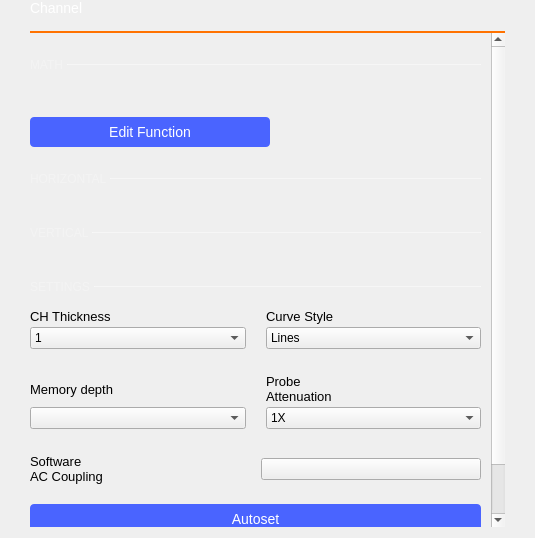
Above: ui/channel_settings.ui from analogdevicesinc/scopy before the change. Below: the same form after it.
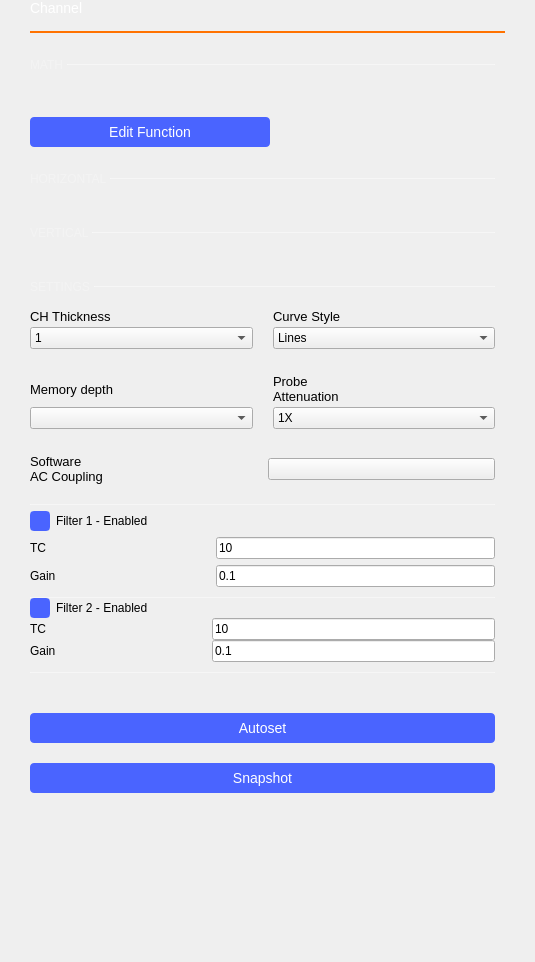
That is the form after the change. Custom widgets are drawn as their Qt base class.

Commit message: Oscilloscope: added two frequency compensation filters cascaded with controls

Patch:
```diff
--- a/ui/channel_settings.ui
+++ b/ui/channel_settings.ui
@@ -7,7 +7,7 @@
     <x>0</x>
     <y>0</y>
     <width>535</width>
-    <height>538</height>
+    <height>962</height>
    </rect>
   </property>
   <property name="windowTitle">
@@ -104,9 +104,9 @@
       <property name="geometry">
        <rect>
         <x>0</x>
-        <y>-138</y>
-        <width>461</width>
-        <height>633</height>
+        <y>0</y>
+        <width>475</width>
+        <height>919</height>
        </rect>
       </property>
       <property name="sizePolicy">
@@ -777,6 +777,55 @@
            </item>
           </layout>
          </item>
+         <item row="0" column="1">
+          <layout class="QVBoxLayout" name="verticalLayout_3">
+           <property name="spacing">
+            <number>3</number>
+           </property>
+           <property name="bottomMargin">
+            <number>10</number>
+           </property>
+           <item>
+            <widget class="QLabel" name="label_4">
+             <property name="styleSheet">
+              <string notr="true">font-size: 13px;</string>
+             </property>
+             <property name="text">
+              <string>Curve Style</string>
+             </property>
+            </widget>
+           </item>
+           <item>
+            <widget class="QComboBox" name="lineStyle">
+             <item>
+              <property name="text">
+               <string>Lines</string>
+              </property>
+             </item>
+             <item>
+              <property name="text">
+               <string>Dots</string>
+              </property>
+             </item>
+             <item>
+              <property name="text">
+               <string>Steps</string>
+              </property>
+             </item>
+             <item>
+              <property name="text">
+               <string>Sticks</string>
+              </property>
+             </item>
+             <item>
+              <property name="text">
+               <string>Smooth</string>
+              </property>
+             </item>
+            </widget>
+           </item>
+          </layout>
+         </item>
          <item row="1" column="1">
           <widget class="QWidget" name="probeWidget" native="true">
            <layout class="QHBoxLayout" name="horizontalLayout">
@@ -849,55 +898,6 @@
            </layout>
           </widget>
          </item>
-         <item row="0" column="1">
-          <layout class="QVBoxLayout" name="verticalLayout_3">
-           <property name="spacing">
-            <number>3</number>
-           </property>
-           <property name="bottomMargin">
-            <number>10</number>
-           </property>
-           <item>
-            <widget class="QLabel" name="label_4">
-             <property name="styleSheet">
-              <string notr="true">font-size: 13px;</string>
-             </property>
-             <property name="text">
-              <string>Curve Style</string>
-             </property>
-            </widget>
-           </item>
-           <item>
-            <widget class="QComboBox" name="lineStyle">
-             <item>
-              <property name="text">
-               <string>Lines</string>
-              </property>
-             </item>
-             <item>
-              <property name="text">
-               <string>Dots</string>
-              </property>
-             </item>
-             <item>
-              <property name="text">
-               <string>Steps</string>
-              </property>
-             </item>
-             <item>
-              <property name="text">
-               <string>Sticks</string>
-              </property>
-             </item>
-             <item>
-              <property name="text">
-               <string>Smooth</string>
-              </property>
-             </item>
-            </widget>
-           </item>
-          </layout>
-         </item>
         </layout>
        </item>
        <item>
@@ -951,6 +951,370 @@
          </layout>
         </widget>
        </item>
+       <item>
+        <widget class="QWidget" name="filter1" native="true">
+         <property name="styleSheet">
+          <string notr="true">QCheckBox::indicator {
+  border: 2px solid rgb(74, 100, 255);
+  border-radius: 4px;
+  width: 16px;
+  height: 16px;
+  subcontrol-position: left;
+}
+
+QCheckBox::indicator:checked {
+  background-color: rgb(74, 100, 255);
+}
+
+QCheckBox{
+text-align: center;
+
+}</string>
+         </property>
+         <layout class="QVBoxLayout" name="verticalLayout_5">
+          <property name="leftMargin">
+           <number>0</number>
+          </property>
+          <property name="topMargin">
+           <number>0</number>
+          </property>
+          <property name="rightMargin">
+           <number>0</number>
+          </property>
+          <property name="bottomMargin">
+           <number>0</number>
+          </property>
+          <item>
+           <widget class="Line" name="line_5">
+            <property name="minimumSize">
+             <size>
+              <width>0</width>
+              <height>1</height>
+             </size>
+            </property>
+            <property name="maximumSize">
+             <size>
+              <width>16777215</width>
+              <height>1</height>
+             </size>
+            </property>
+            <property name="styleSheet">
+             <string notr="true">border: 1px solid rgba(255, 255, 255, 70);</string>
+            </property>
+            <property name="orientation">
+             <enum>Qt::Horizontal</enum>
+            </property>
+           </widget>
+          </item>
+          <item>
+           <widget class="QCheckBox" name="filter_en">
+            <property name="text">
+             <string>Filter 1 - Enabled</string>
+            </property>
+            <property name="checked">
+             <bool>true</bool>
+            </property>
+           </widget>
+          </item>
+          <item>
+           <layout class="QHBoxLayout" name="horizontalLayout_5">
+            <property name="topMargin">
+             <number>0</number>
+            </property>
+            <item>
+             <widget class="QLabel" name="label_6">
+              <property name="sizePolicy">
+               <sizepolicy hsizetype="Preferred" vsizetype="Preferred">
+                <horstretch>1</horstretch>
+                <verstretch>0</verstretch>
+               </sizepolicy>
+              </property>
+              <property name="text">
+               <string>TC</string>
+              </property>
+             </widget>
+            </item>
+            <item>
+             <spacer name="horizontalSpacer_4">
+              <property name="orientation">
+               <enum>Qt::Horizontal</enum>
+              </property>
+              <property name="sizeHint" stdset="0">
+               <size>
+                <width>40</width>
+                <height>20</height>
+               </size>
+              </property>
+             </spacer>
+            </item>
+            <item>
+             <widget class="QLineEdit" name="filter_TC">
+              <property name="sizePolicy">
+               <sizepolicy hsizetype="Expanding" vsizetype="Fixed">
+                <horstretch>2</horstretch>
+                <verstretch>0</verstretch>
+               </sizepolicy>
+              </property>
+              <property name="text">
+               <string>10</string>
+              </property>
+             </widget>
+            </item>
+           </layout>
+          </item>
+          <item>
+           <layout class="QHBoxLayout" name="horizontalLayout_6">
+            <property name="topMargin">
+             <number>0</number>
+            </property>
+            <item>
+             <widget class="QLabel" name="label_7">
+              <property name="sizePolicy">
+               <sizepolicy hsizetype="Preferred" vsizetype="Preferred">
+                <horstretch>1</horstretch>
+                <verstretch>0</verstretch>
+               </sizepolicy>
+              </property>
+              <property name="text">
+               <string>Gain</string>
+              </property>
+             </widget>
+            </item>
+            <item>
+             <spacer name="horizontalSpacer_3">
+              <property name="orientation">
+               <enum>Qt::Horizontal</enum>
+              </property>
+              <property name="sizeHint" stdset="0">
+               <size>
+                <width>40</width>
+                <height>20</height>
+               </size>
+              </property>
+             </spacer>
+            </item>
+            <item>
+             <widget class="QLineEdit" name="filter_gain">
+              <property name="sizePolicy">
+               <sizepolicy hsizetype="Expanding" vsizetype="Fixed">
+                <horstretch>2</horstretch>
+                <verstretch>0</verstretch>
+               </sizepolicy>
+              </property>
+              <property name="text">
+               <string>0.1</string>
+              </property>
+             </widget>
+            </item>
+           </layout>
+          </item>
+         </layout>
+        </widget>
+       </item>
+       <item>
+        <widget class="QWidget" name="filter2" native="true">
+         <layout class="QVBoxLayout" name="verticalLayout_6">
+          <property name="spacing">
+           <number>0</number>
+          </property>
+          <property name="leftMargin">
+           <number>0</number>
+          </property>
+          <property name="topMargin">
+           <number>10</number>
+          </property>
+          <property name="rightMargin">
+           <number>0</number>
+          </property>
+          <property name="bottomMargin">
+           <number>0</number>
+          </property>
+          <item>
+           <widget class="Line" name="line_6">
+            <property name="minimumSize">
+             <size>
+              <width>0</width>
+              <height>1</height>
+             </size>
+            </property>
+            <property name="maximumSize">
+             <size>
+              <width>16777215</width>
+              <height>1</height>
+             </size>
+            </property>
+            <property name="styleSheet">
+             <string notr="true">border: 1px solid rgba(255, 255, 255, 70);</string>
+            </property>
+            <property name="orientation">
+             <enum>Qt::Horizontal</enum>
+            </property>
+           </widget>
+          </item>
+          <item>
+           <widget class="QCheckBox" name="filter2_en">
+            <property name="styleSheet">
+             <string notr="true">QCheckBox::indicator {
+  border: 2px solid rgb(74, 100, 255);
+  border-radius: 4px;
+  width: 16px;
+  height: 16px;
+  subcontrol-position: left;
+}
+
+QCheckBox::indicator:checked {
+  background-color: rgb(74, 100, 255);
+}
+
+QCheckBox{
+text-align: center;
+
+}</string>
+            </property>
+            <property name="text">
+             <string>Filter 2 - Enabled</string>
+            </property>
+            <property name="checked">
+             <bool>true</bool>
+            </property>
+           </widget>
+          </item>
+          <item>
+           <layout class="QHBoxLayout" name="horizontalLayout_7">
+            <property name="topMargin">
+             <number>0</number>
+            </property>
+            <item>
+             <widget class="QLabel" name="label_11">
+              <property name="sizePolicy">
+               <sizepolicy hsizetype="Preferred" vsizetype="Preferred">
+                <horstretch>1</horstretch>
+                <verstretch>0</verstretch>
+               </sizepolicy>
+              </property>
+              <property name="text">
+               <string>TC</string>
+              </property>
+             </widget>
+            </item>
+            <item>
+             <spacer name="horizontalSpacer_5">
+              <property name="orientation">
+               <enum>Qt::Horizontal</enum>
+              </property>
+              <property name="sizeHint" stdset="0">
+               <size>
+                <width>40</width>
+                <height>20</height>
+               </size>
+              </property>
+             </spacer>
+            </item>
+            <item>
+             <widget class="QLineEdit" name="filter2_TC">
+              <property name="sizePolicy">
+               <sizepolicy hsizetype="Expanding" vsizetype="Fixed">
+                <horstretch>2</horstretch>
+                <verstretch>0</verstretch>
+               </sizepolicy>
+              </property>
+              <property name="text">
+               <string>10</string>
+              </property>
+             </widget>
+            </item>
+           </layout>
+          </item>
+          <item>
+           <layout class="QHBoxLayout" name="horizontalLayout_8">
+            <property name="topMargin">
+             <number>0</number>
+            </property>
+            <property name="bottomMargin">
+             <number>10</number>
+            </property>
+            <item>
+             <widget class="QLabel" name="label_12">
+              <property name="sizePolicy">
+               <sizepolicy hsizetype="Preferred" vsizetype="Preferred">
+                <horstretch>1</horstretch>
+                <verstretch>0</verstretch>
+               </sizepolicy>
+              </property>
+              <property name="text">
+               <string>Gain</string>
+              </property>
+             </widget>
+            </item>
+            <item>
+             <spacer name="horizontalSpacer_6">
+              <property name="orientation">
+               <enum>Qt::Horizontal</enum>
+              </property>
+              <property name="sizeHint" stdset="0">
+               <size>
+                <width>40</width>
+                <height>20</height>
+               </size>
+              </property>
+             </spacer>
+            </item>
+            <item>
+             <widget class="QLineEdit" name="filter2_gain">
+              <property name="sizePolicy">
+               <sizepolicy hsizetype="Expanding" vsizetype="Fixed">
+                <horstretch>2</horstretch>
+                <verstretch>0</verstretch>
+               </sizepolicy>
+              </property>
+              <property name="text">
+               <string>0.1</string>
+              </property>
+             </widget>
+            </item>
+           </layout>
+          </item>
+          <item>
+           <widget class="Line" name="line_7">
+            <property name="minimumSize">
+             <size>
+              <width>0</width>
+              <height>1</height>
+             </size>
+            </property>
+            <property name="maximumSize">
+             <size>
+              <width>16777215</width>
+              <height>1</height>
+             </size>
+            </property>
+            <property name="styleSheet">
+             <string notr="true">border: 1px solid rgba(255, 255, 255, 70);</string>
+            </property>
+            <property name="orientation">
+             <enum>Qt::Horizontal</enum>
+            </property>
+           </widget>
+          </item>
+         </layout>
+        </widget>
+       </item>
+       <item>
+        <spacer name="verticalSpacer_6">
+         <property name="orientation">
+          <enum>Qt::Vertical</enum>
+         </property>
+         <property name="sizeType">
+          <enum>QSizePolicy::Fixed</enum>
+         </property>
+         <property name="sizeHint" stdset="0">
+          <size>
+           <width>20</width>
+           <height>40</height>
+          </size>
+         </property>
+        </spacer>
+       </item>
        <item>
         <widget class="QPushButton" name="btnAutoset">
          <property name="enabled">
```
The commit also changes 2 other files.
